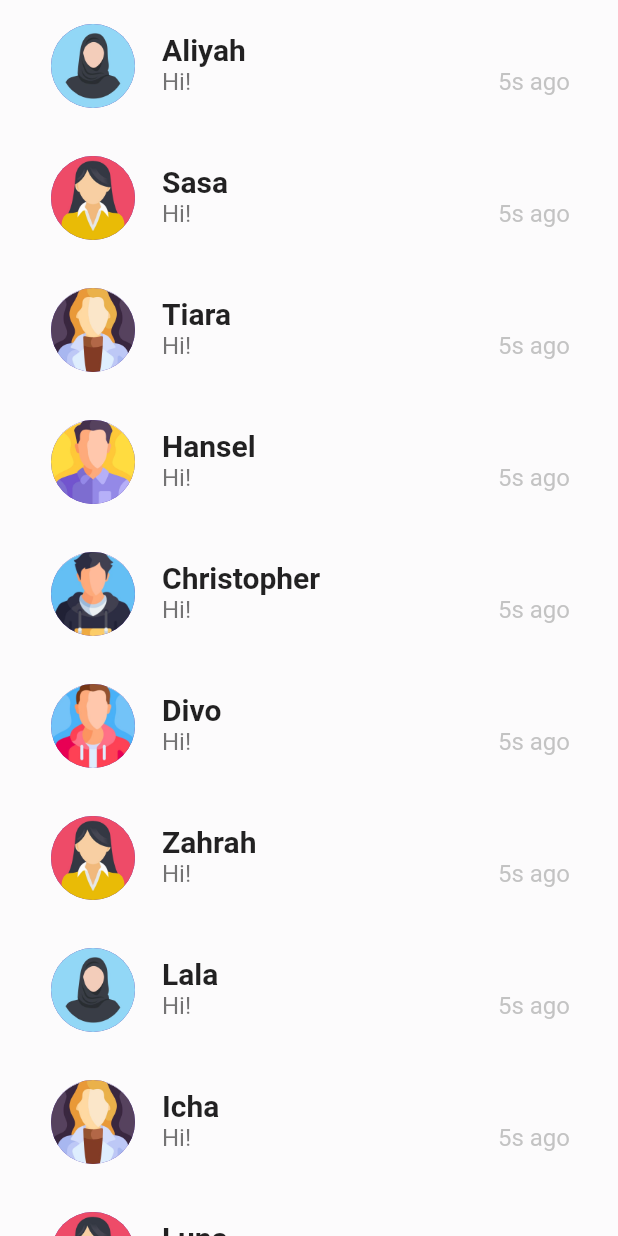
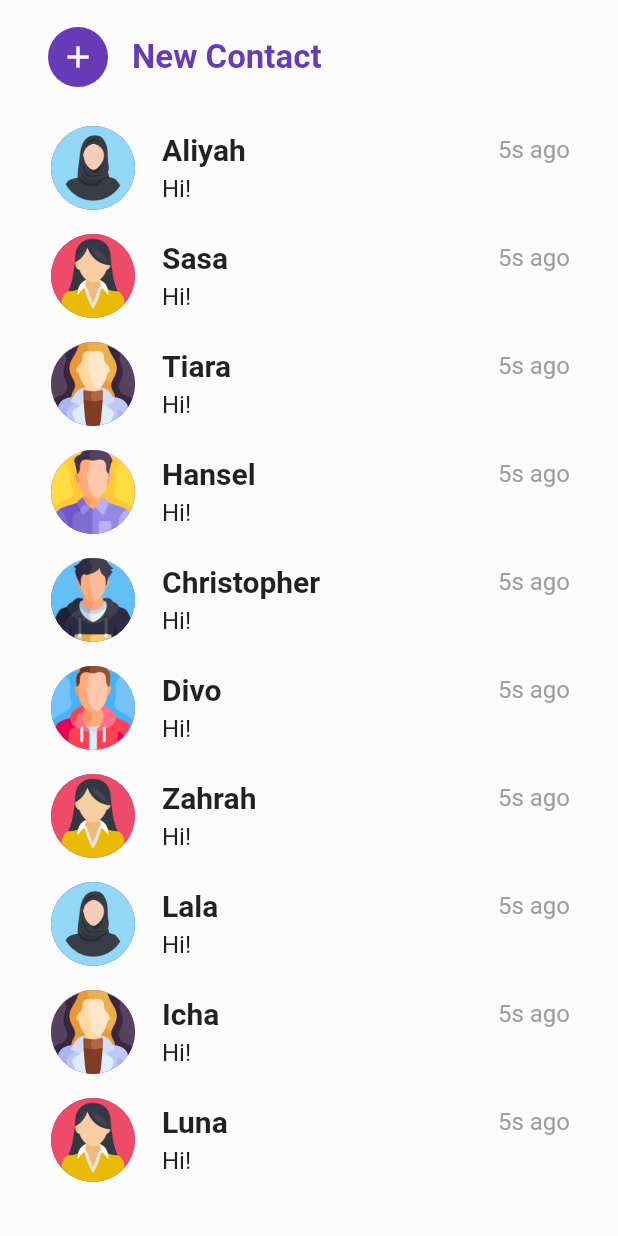
Before and after one commit to AliyahZahrah/ChatApps, a Flutter app: the Body widget shown alone on an empty page, opened directly, on a phone screen of 412 x 824 dp. Run offline on Flutter 3.47's test engine with Material 2 defaults, Android fonts, the phone set to English and light mode, and no system bars; our stand-ins replace audioplayers, file_picker, image_picker.

Commit message:
Edit bagian home_screen.dart

```diff
--- a/lib/home_screen.dart
+++ b/lib/home_screen.dart
@@ -1,7 +1,8 @@
 import 'package:flutter/material.dart';
 import 'package:chatverse/group_screen.dart';
 import 'package:chatverse/profile.dart';
-import 'contact.dart'; // Import file contact.dart
+import 'package:chatverse/contact.dart';
+import 'package:chatverse/chat_screen.dart';
 
 class HomeScreen extends StatelessWidget {
   // ignore: use_key_in_widget_constructors
@@ -83,44 +84,87 @@ class Body extends StatelessWidget {
   @override
   Widget build(BuildContext context) {
     return ListView.builder(
-      itemCount: chatsData.length,
+      itemCount: chatsData.length + 1, // Tambahkan satu item untuk ikon tambah
       itemBuilder: (context, index) {
+        if (index == 0) {
+          // Item pertama adalah ikon tambah
           return Padding(
-          padding: const EdgeInsets.symmetric(
-              vertical: 8, horizontal: 16), // Tambahkan padding
+            padding: const EdgeInsets.symmetric(vertical: 10, horizontal: 16),
+            child: ListTile(
+              leading: const CircleAvatar(
+                backgroundColor: Color(0xFF673AB7),
+                child: Icon(
+                  Icons.add,
+                  color: Colors.white,
+                ),
+              ),
+              title: const Text(
+                'New Contact',
+                style: TextStyle(
+                  fontSize: 22,
+                  fontWeight: FontWeight.bold,
+                  color: Color.fromARGB(255, 103, 58, 183),
+                ),
+              ),
+              onTap: () {
+                // Aksi ketika ikon tambah diklik
+                // Tambahkan logika untuk menambahkan kontak baru di sini
+              },
+            ),
+          );
+        } else {
+          // Item berikutnya adalah daftar kontak
+          final contactIndex =
+              index - 1; // Karena elemen pertama adalah "New Contact"
+          return Padding(
+            padding: const EdgeInsets.symmetric(vertical: 8, horizontal: 16),
             child: ListTile(
               leading: CircleAvatar(
-              radius: 30, // Peningkatan ukuran CircleAvatar
-              backgroundImage: AssetImage(chatsData[index].image),
+                radius: 30,
+                backgroundImage: AssetImage(chatsData[contactIndex].image),
               ),
-            title: Text(
-              chatsData[index].name,
-              style: const TextStyle(fontSize: 20, fontWeight: FontWeight.bold),
-            ),
-            subtitle: Row(
+              title: Column(
+                crossAxisAlignment: CrossAxisAlignment.start,
+                children: [
+                  Row(
                     mainAxisAlignment: MainAxisAlignment.spaceBetween,
                     children: [
                       Text(
-                  chatsData[index].lastchat,
+                        chatsData[contactIndex].name,
                         style: const TextStyle(
-                      fontSize: 16), // Peningkatan ukuran teks lastchat
+                          fontSize: 20,
+                          fontWeight: FontWeight.bold,
                         ),
-                Opacity(
-                  opacity: 0.6, // Tambahkan opacity pada teks waktu (time)
-                  child: Text(
-                    chatsData[index].time,
+                      ),
+                      Text(
+                        chatsData[contactIndex].time,
                         style: const TextStyle(
                           color: Colors.grey,
-                        fontSize: 16), // Peningkatan ukuran teks time
+                          fontSize: 16,
                         ),
+                      ),
+                    ],
+                  ),
+                  const SizedBox(height: 5),
+                  Text(
+                    chatsData[contactIndex].lastchat,
+                    style: const TextStyle(fontSize: 16),
                   ),
                 ],
               ),
               onTap: () {
                 // Aksi ketika kontak pesan diklik
+                Navigator.of(context).push(
+                  MaterialPageRoute(
+                    builder: (context) => ChatScreen(
+                      contactName: chatsData[contactIndex].name,
+                    ),
+                  ),
+                );
               },
             ),
           );
+        }
       },
     );
   }
--- a/lib/profile.dart
+++ b/lib/profile.dart
@@ -14,7 +14,7 @@ class ProfileScreen extends StatelessWidget {
         crossAxisAlignment: CrossAxisAlignment.center,
         children: [
           const CircleAvatar(
-            backgroundImage: AssetImage('assets/img/user7.jpg'),
+            backgroundImage: AssetImage('assets/icon/user.jpg'),
             radius: 60.0,
           ),
           const SizedBox(height: 20.0),
```
Lines whose indentation alone changed are shown as unchanged.
